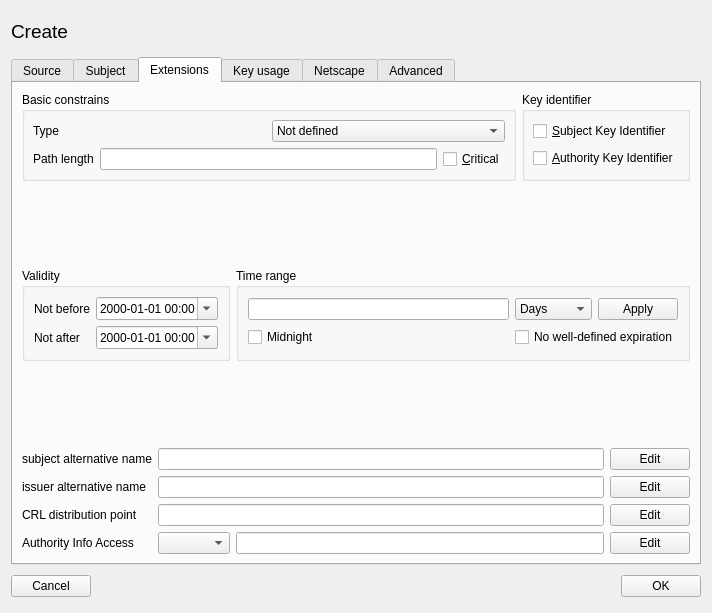
This is ui/NewX509.ui in chris2511/xca as Qt 5 draws it before an edit. The edited form follows.
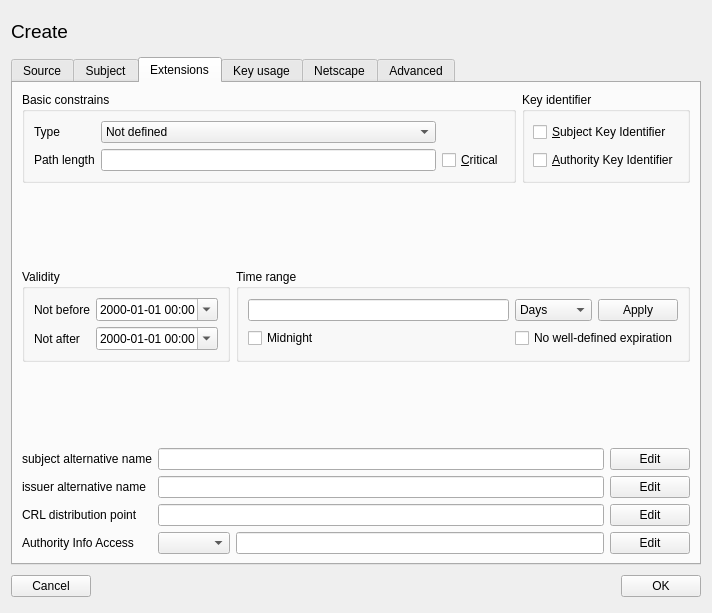
This is the edited form. The open tabs and pages were chosen to show the change. Custom widgets are drawn as their Qt base class.

Commit message: improve layout of basic constraints

Diff of the .ui file:
```diff
--- a/ui/NewX509.ui
+++ b/ui/NewX509.ui
@@ -666,23 +666,15 @@
            <property name="title">
             <string notr="true">Basic constrains</string>
            </property>
-           <layout class="QVBoxLayout">
-            <property name="spacing">
-             <number>6</number>
-            </property>
-            <property name="margin">
-             <number>8</number>
-            </property>
-            <item>
-             <layout class="QHBoxLayout" name="_9">
-              <item>
+           <layout class="QGridLayout" name="gridLayout">
+            <item row="0" column="0">
                <widget class="QLabel" name="TextLabel2_2_3">
                 <property name="text">
                  <string>Type</string>
                 </property>
                </widget>
               </item>
-              <item>
+            <item row="0" column="1">
                <widget class="QComboBox" name="basicCA">
                 <property name="toolTip">
                  <string>If this will become a CA certificate or not</string>
@@ -709,18 +701,14 @@
                 </item>
                </widget>
               </item>
-             </layout>
-            </item>
-            <item>
-             <layout class="QHBoxLayout" name="_7">
-              <item>
+            <item row="1" column="0">
                <widget class="QLabel" name="TextLabel3_2_2">
                 <property name="text">
                  <string>Path length</string>
                 </property>
                </widget>
               </item>
-              <item>
+            <item row="1" column="1">
                <widget class="QLineEdit" name="basicPath">
                 <property name="toolTip">
                  <string>How much CAs may be below this.</string>
@@ -731,7 +719,7 @@
                 </property>
                </widget>
               </item>
-              <item>
+            <item row="1" column="2">
                <widget class="QCheckBox" name="bcCritical">
                 <property name="toolTip">
                  <string>The basic constraints should always be critical</string>
@@ -740,8 +728,6 @@
                  <string notr="true">&amp;Critical</string>
                 </property>
                </widget>
-              </item>
-             </layout>
             </item>
            </layout>
           </widget>
```
Left out of the diff: 2 changed lines with no effect on the pictures. Lines whose indentation alone changed are shown as unchanged.
